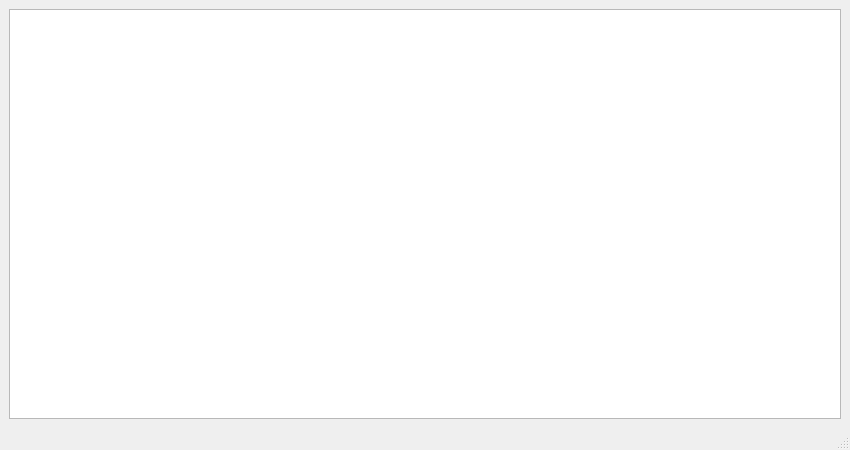
This is Ui.ui in EOF-413/kaluga as Qt 5 draws it before an edit. The edited form follows.
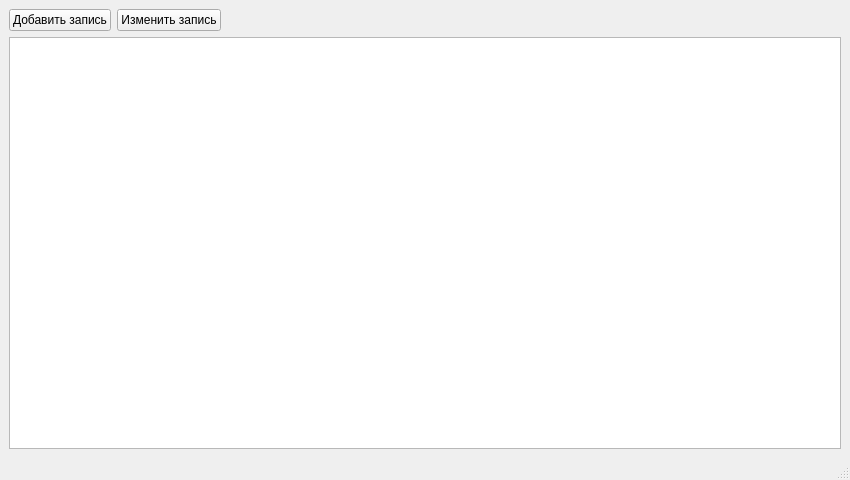
This is the edited form.

What changed in the file:
```diff
--- a/Ui.ui
+++ b/Ui.ui
@@ -7,7 +7,7 @@
     <x>0</x>
     <y>0</y>
     <width>850</width>
-    <height>450</height>
+    <height>480</height>
    </rect>
   </property>
   <property name="windowTitle">
@@ -15,6 +15,37 @@
   </property>
   <widget class="QWidget" name="centralwidget">
    <layout class="QVBoxLayout" name="verticalLayout">
+    <item>
+     <layout class="QHBoxLayout" name="horizontalLayout">
+      <item>
+       <widget class="QPushButton" name="addButton">
+        <property name="text">
+         <string>Добавить запись</string>
+        </property>
+       </widget>
+      </item>
+      <item>
+       <widget class="QPushButton" name="editButton">
+        <property name="text">
+         <string>Изменить запись</string>
+        </property>
+       </widget>
+      </item>
+      <item>
+       <spacer name="horizontalSpacer">
+        <property name="orientation">
+         <enum>Qt::Horizontal</enum>
+        </property>
+        <property name="sizeHint" stdset="0">
+         <size>
+          <width>40</width>
+          <height>20</height>
+         </size>
+        </property>
+       </spacer>
+      </item>
+     </layout>
+    </item>
     <item>
      <widget class="QTableWidget" name="tableWidget"/>
     </item>
```
Left out of the diff: 12 changed lines with no effect on the pictures.
